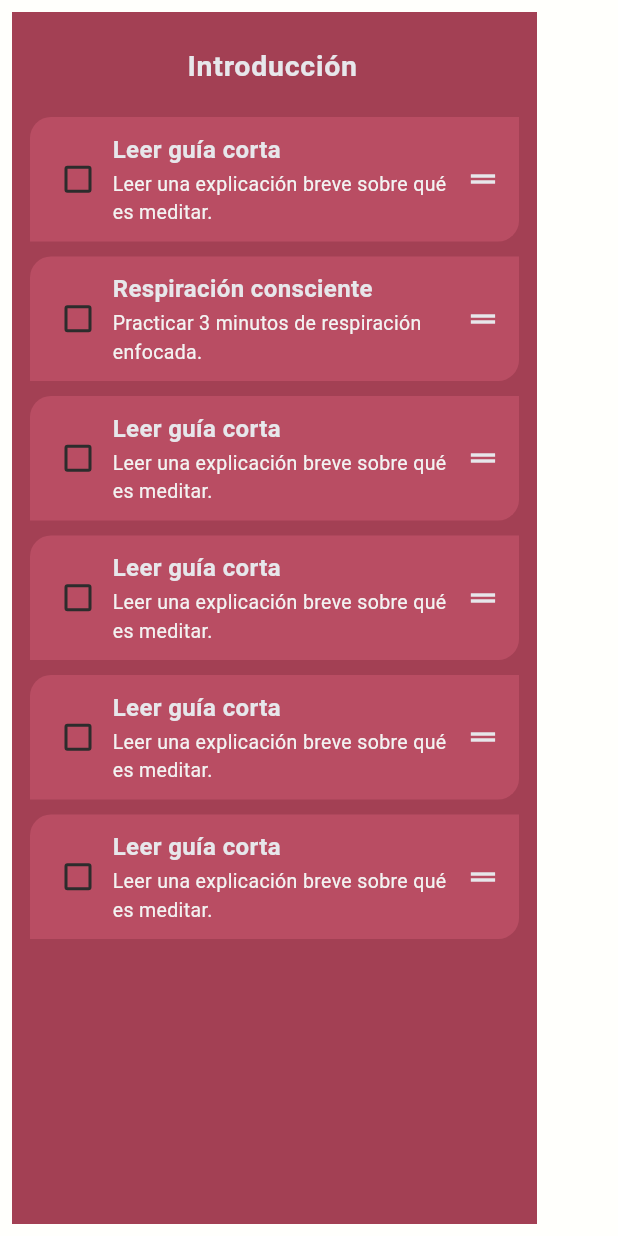
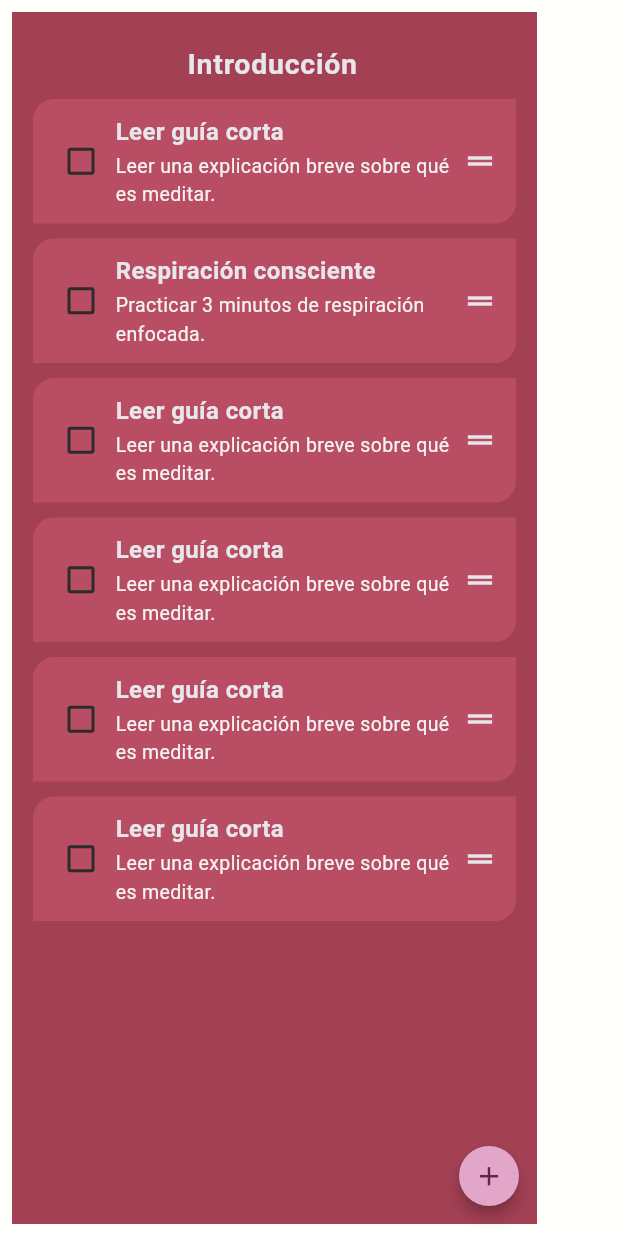
Before and after one commit to sackflorencia/Nava, a Flutter app: the StageListTile widget shown alone on an empty page, opened directly with sample values from the repository, on a phone screen of 412 x 824 dp. Run offline on Flutter 3.47's test engine with Material 3 defaults, Android fonts, the light colour scheme and no system bars; our stand-ins replace flutter_riverpod, fluttertoast, go_router; missing offline and left inert: string_to_icon.

Commit message:
Refactor goal and stage editing UI, add task recommendation
Goal and stage titles and descriptions are now edited inline via TextFields instead of pop-ups. Added a new task recommendation service based on available energy and task attributes. Updated button styling and color usage for consistency. Refactored related service methods for clarity and improved API.

```diff
--- a/lib/src/widgets/goal_preview.dart
+++ b/lib/src/widgets/goal_preview.dart
@@ -11,7 +11,7 @@
   @override
   Widget build(BuildContext context) {
     final Stage? currentStage = getCurrentStage(goal.id);
-    final int tasksLeft = getTasksLeftInStage(goal.id);
+    final int tasksLeft = getTaskLeftInCurrentStage(goal.id);
     return Padding(
       padding: const EdgeInsets.all(8.0),
       child: Column(
--- a/lib/src/widgets/stage_list_tile.dart
+++ b/lib/src/widgets/stage_list_tile.dart
@@ -3,6 +3,7 @@
 import 'package:nava/src/services/add_objects.dart';
 import 'package:nava/src/services/change_object_values.dart';
 import 'package:nava/src/services/get_objects_and_lists.dart';
+import 'package:nava/src/theme/theme_utils.dart';
 import 'package:nava/src/widgets/modify_title_and_description_pop_up.dart';
 import 'package:nava/src/widgets/tasks_list.dart';
 
@@ -43,14 +44,20 @@
 
   @override
   Widget build(BuildContext context) {
-    return Container(
+    return Stack(
+      clipBehavior: Clip.none,
+      children: [
+        Container(
           width: 350,
           margin: EdgeInsets.all(8),
-      padding: EdgeInsets.all(12),
+          padding: EdgeInsets.symmetric(horizontal: 14, vertical: 8),
           color: Theme.of(context).colorScheme.surfaceContainerHighest,
           child: Column(
             children: [
-          TextField(
+              SizedBox(
+                height: 40,
+                child: TextField(
+                  textInputAction: TextInputAction.done,
                   controller: stageTitleController,
                   decoration: InputDecoration(border: InputBorder.none),
                   style: TextStyle(
@@ -66,6 +73,7 @@
                   },
                   textAlign: TextAlign.center,
                 ),
+              ),
               SizedBox(height: 10),
               Expanded(
                 child: TasksList(
@@ -75,33 +83,55 @@
                   },
                 ),
               ),
-          SizedBox(height: 10),
-          // IconButton(
-          //   onPressed: () {
-          //     int taskId = addTask(_stage.id);
-          //     showDialog(
-          //       context: context,
-          //       builder: (context) {
-          //         return ModifyTitleAndDescriptionPopUp(
-          //           titleController: newTaskTitleController,
-          //           descriptionController: newTaskDescriptionController,
-          //           onConfirm: () {
-          //             changeTaskValues(
-          //               taskId,
-          //               title: newTaskTitleController.text,
-          //               description: newTaskDescriptionController.text,
-          //             );
-          //             _refresh();
-          //             Navigator.of(context).pop();
-          //           },
-          //         );
-          //       },
-          //     );
-          //   },
-          //   icon: Icon(Icons.add),
-          // ),
             ],
           ),
+        ),
+        Positioned(
+          right: 20,
+          bottom: 20,
+          child: Material(
+            color: Colors.transparent,
+            elevation: 4,
+            shape: const CircleBorder(),
+            child: CircleAvatar(
+              radius: 20,
+              backgroundColor: lighten(
+                Theme.of(context).colorScheme.primary,
+                0.5,
+              ),
+              child: IconButton(
+                padding: EdgeInsets.zero,
+                icon: Icon(
+                  Icons.add,
+                  color: Theme.of(context).colorScheme.primary,
+                  size: 21,
+                ),
+                onPressed: () {
+                  int taskId = addTask(_stage.id);
+                  showDialog(
+                    context: context,
+                    builder: (context) {
+                      return ModifyTitleAndDescriptionPopUp(
+                        titleController: newTaskTitleController,
+                        descriptionController: newTaskDescriptionController,
+                        onConfirm: () {
+                          changeTaskValues(
+                            taskId,
+                            title: newTaskTitleController.text,
+                            description: newTaskDescriptionController.text,
+                          );
+                          _refresh();
+                          Navigator.of(context).pop();
+                        },
+                      );
+                    },
+                  );
+                },
+              ),
+            ),
+          ),
+        ),
+      ],
     );
   }
 }
```
Also changed, not shown: lib/src/screens/goal_view.dart (+28 -40 lines), lib/src/screens/home_screen.dart (+8 -6 lines), lib/src/services/change_object_values.dart (+6 -8 lines), lib/src/services/get_tasks_left_in_stage.dart (+14 -1 lines), lib/src/services/task_recomendation.dart (+78 -0 lines). Lines whose indentation alone changed are shown as unchanged.
